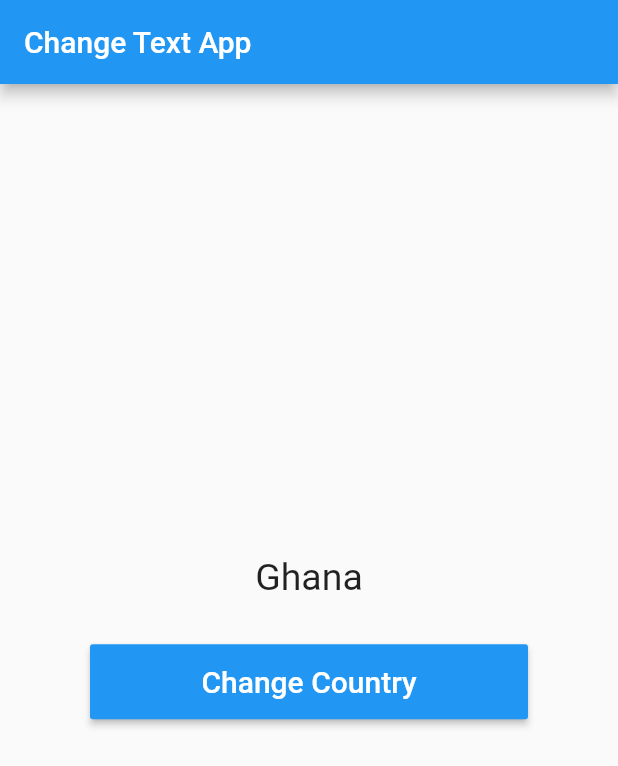
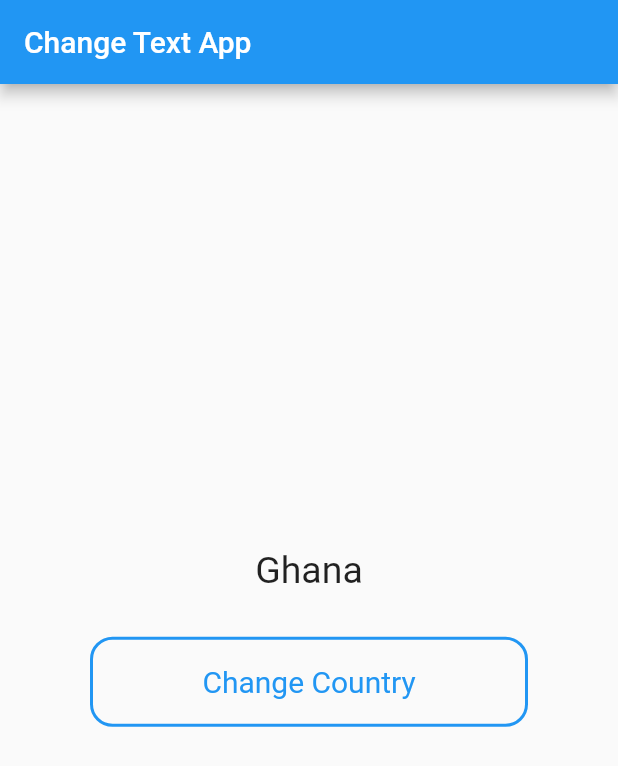
Before and after one commit to Daniel-Sogbey/flutter_assignment_1-flutter-series-1.1, a Flutter app: the screen it shows after launch, on a phone screen of 412 x 824 dp. Shown: the top 766 px of the screen. Run offline on Flutter 3.47's test engine with Material 2 defaults, Android fonts, the phone set to English and light mode, and no system bars.

Commit message:
changed button style and used a GestureDetector instead of a RaisedButton widget.

```diff
--- a/lib/reusableButton.dart
+++ b/lib/reusableButton.dart
@@ -9,21 +9,25 @@ class ReusableButton extends StatelessWidget {
   @override
   Widget build(BuildContext context) {
     return Container(
+      height: 60.0,
       width: double.infinity,
-      height: 50.0,
-      margin: EdgeInsets.symmetric(
-        vertical: 30,
-        horizontal: 60.0,
+      alignment: Alignment.center,
+      decoration: BoxDecoration(
+        borderRadius: BorderRadius.circular(15.0),
+        border: Border.all(
+          color: Colors.blue,
+          width: 2.0,
+          style: BorderStyle.solid,
+        ),
       ),
-      child: RaisedButton(
-        splashColor: Colors.white,
-        onPressed: buttonFunction,
-        color: Colors.blue,
+      margin: EdgeInsets.symmetric(vertical: 30, horizontal: 60.0),
+      child: GestureDetector(
+        onTap: buttonFunction,
         child: Text(
           buttonText,
           style: TextStyle(
             fontSize: 20.0,
-            color: Colors.white,
+            color: Colors.blue,
           ),
           textAlign: TextAlign.center,
         ),
```
